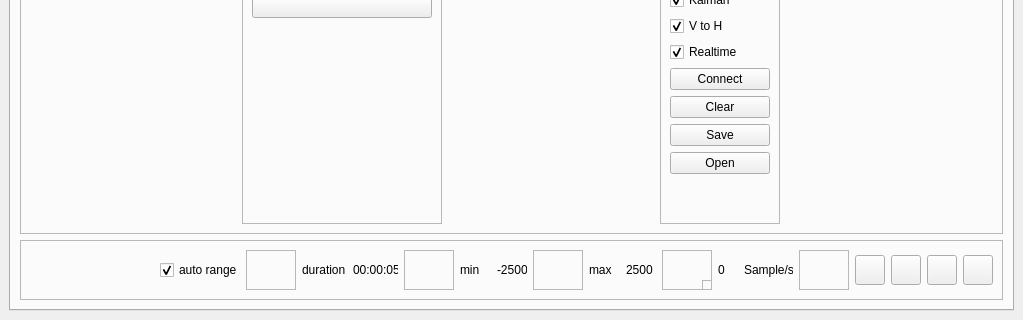
minhnhan210196/Evteck, file mainwindow.ui: the form before one commit; both pictures show x 0 to 1023 and y 322 to 642 of the 1023 by 642 pixel window.
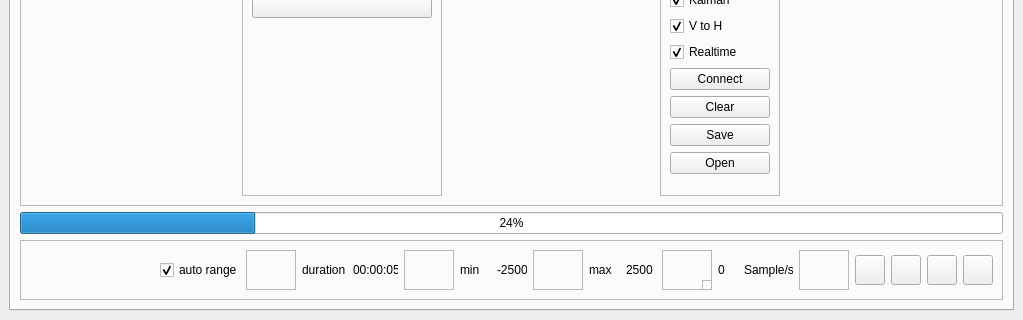
The form after the commit. Icons and pictures are not drawn.

What changed in the file:
```diff
--- a/mainwindow.ui
+++ b/mainwindow.ui
@@ -906,6 +906,16 @@
           </layout>
          </widget>
         </item>
+        <item>
+         <widget class="QProgressBar" name="progressBar">
+          <property name="enabled">
+           <bool>true</bool>
+          </property>
+          <property name="value">
+           <number>24</number>
+          </property>
+         </widget>
+        </item>
         <item>
          <widget class="QFrame" name="frame_5">
           <property name="minimumSize">
```
Left out of the diff: 16 changed lines with no effect on the pictures.
